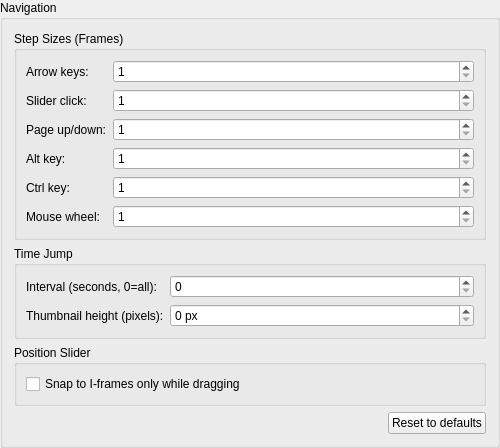
This is ui/ttcutsettingsnavigation.ui in MINIXJR/TTCut-ng as Qt 5 draws it before an edit. The edited form follows.
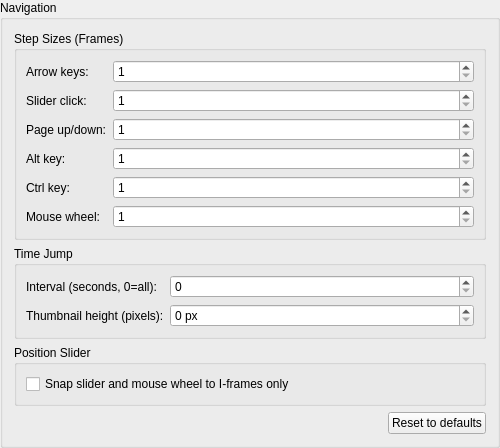
This is the edited form.

Commit message: Make slider and mouse wheel responsive on every codec

The edit to the form file:
```diff
--- a/ui/ttcutsettingsnavigation.ui
+++ b/ui/ttcutsettingsnavigation.ui
@@ -134,8 +134,8 @@
      <layout class="QVBoxLayout">
       <item>
        <widget class="QCheckBox" name="cbQuickSearch">
-        <property name="text"><string>Snap to I-frames only while dragging</string></property>
-        <property name="toolTip"><string>While dragging the position slider in the main window, snap only to the nearest I-frame (faster) instead of the exact frame position (frame-accurate, but slower while dragging).</string></property>
+        <property name="text"><string>Snap slider and mouse wheel to I-frames only</string></property>
+        <property name="toolTip"><string>The position slider in the main window and the mouse wheel over the current frame go to I-frames only (fast, also on UHD material) instead of the exact frame position (frame-accurate, but slower on material that is expensive to decode).</string></property>
        </widget>
       </item>
      </layout>
```
The commit also changes 11 other files.
